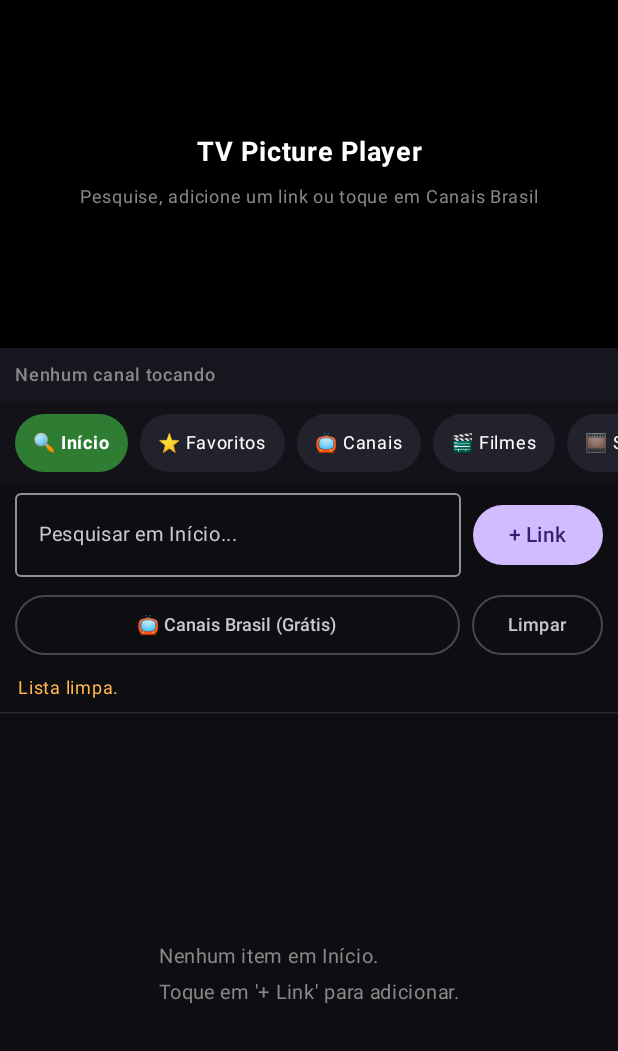
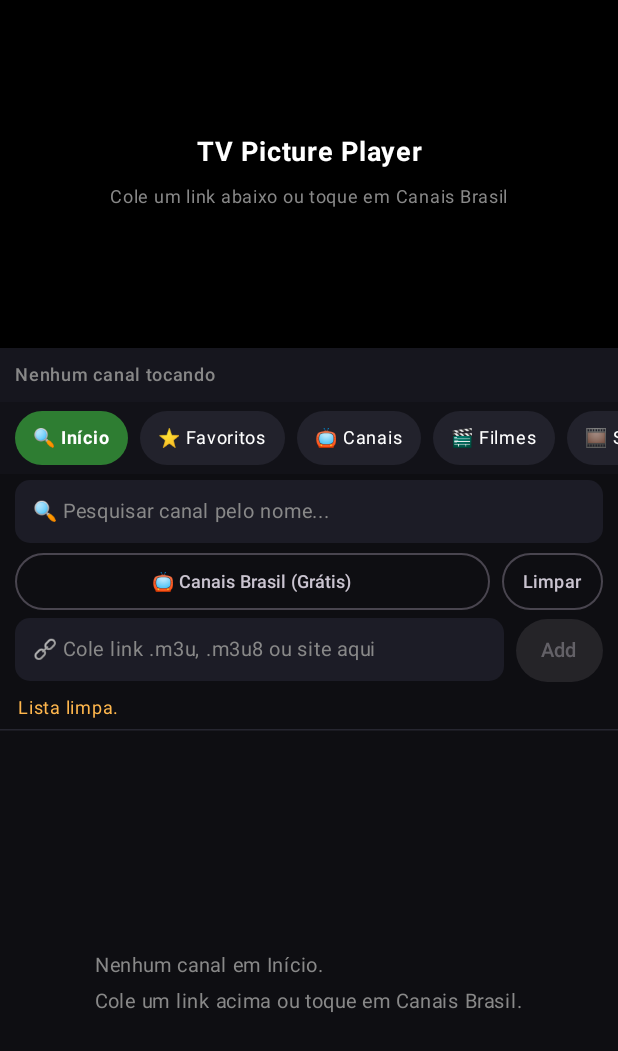
Before and after one commit to Cysarnujon/tv-canais-apk, an Android app built with Jetpack Compose: the screen it shows after launch (MainActivity), after a tap on "Limpar", on a phone screen of 412 x 824 dp. Shown: the top 1051 px of the screen. Run offline under Robolectric (Android 15) with nearby library versions, the phone set to English and light mode, and no system bars.

Commit message:
Update MainActivity.kt

```diff
--- a/app/src/main/java/com/tvcanais/app/MainActivity.kt
+++ b/app/src/main/java/com/tvcanais/app/MainActivity.kt
@@ -26,13 +26,16 @@ import androidx.compose.foundation.lazy.LazyColumn
 import androidx.compose.foundation.lazy.LazyRow
 import androidx.compose.foundation.lazy.items
 import androidx.compose.foundation.shape.RoundedCornerShape
+import androidx.compose.foundation.text.BasicTextField
 import androidx.compose.material3.*
 import androidx.compose.runtime.*
 import androidx.compose.ui.Alignment
 import androidx.compose.ui.Modifier
 import androidx.compose.ui.draw.clip
 import androidx.compose.ui.graphics.Color
+import androidx.compose.ui.graphics.SolidColor
 import androidx.compose.ui.platform.LocalContext
+import androidx.compose.ui.text.TextStyle
 import androidx.compose.ui.text.font.FontWeight
 import androidx.compose.ui.text.style.TextOverflow
 import androidx.compose.ui.unit.dp
@@ -138,10 +141,7 @@ fun TelaPrincipalTV(activity: MainActivity, isInPip: Boolean) {
 
     var abaAtual by remember { mutableStateOf(AbaCategoria.INICIO) }
     var textoPesquisa by remember { mutableStateOf("") }
-
-    var abrirDialogAdicionar by remember { mutableStateOf(false) }
     var linkDigitado by remember { mutableStateOf("") }
-    var categoriaNovoLink by remember { mutableStateOf(AbaCategoria.TV) }
 
     var canalParaMover by remember { mutableStateOf<Canal?>(null) }
 
@@ -167,6 +167,26 @@ fun TelaPrincipalTV(activity: MainActivity, isInPip: Boolean) {
     fun atualizarCanais(novaLista: List<Canal>) {
         listaCanais = novaLista
         salvarCanais(context, novaLista)
+    }
+
+    fun adicionarLinkDireto(urlRaw: String) {
+        val urlLimpa = urlRaw.trim()
+        if (urlLimpa.isBlank() || carregando) return
+        carregando = true
+        mensagemStatus = "Carregando link..."
+        scope.launch {
+            val novos = processarLink(urlLimpa)
+            atualizarCanais(novos + listaCanais)
+            if (novos.isNotEmpty()) {
+                canalAtual = novos.first()
+                mensagemStatus = if (novos.size > 1) "${novos.size} canais adicionados!" else "Canal adicionado!"
+            } else {
+                mensagemStatus = "Nenhum canal encontrado nesse link."
+            }
+            linkDigitado = ""
+            textoPesquisa = ""
+            carregando = false
+        }
     }
 
     BackHandler(enabled = telaCheia) {
@@ -210,7 +230,6 @@ fun TelaPrincipalTV(activity: MainActivity, isInPip: Boolean) {
         }
     }
 
-    // Filtra a lista de acordo com a aba selecionada e o texto de pesquisa
     val canaisFiltrados = remember(listaCanais, abaAtual, textoPesquisa) {
         val porAba = when (abaAtual) {
             AbaCategoria.INICIO -> listaCanais
@@ -228,7 +247,6 @@ fun TelaPrincipalTV(activity: MainActivity, isInPip: Boolean) {
         modifier = Modifier
             .fillMaxSize()
             .background(Color(0xFF0E0E12))
-            // Respeita a barra de relógio no topo e os 3 botões do Android embaixo!
             .then(
                 if (playerExpandido) Modifier
                 else Modifier
@@ -261,7 +279,7 @@ fun TelaPrincipalTV(activity: MainActivity, isInPip: Boolean) {
                     )
                     Spacer(modifier = Modifier.height(6.dp))
                     Text(
-                        text = "Pesquise, adicione um link ou toque em Canais Brasil",
+                        text = "Cole um link abaixo ou toque em Canais Brasil",
                         color = Color.Gray,
                         fontSize = 12.sp
                     )
@@ -360,7 +378,6 @@ fun TelaPrincipalTV(activity: MainActivity, isInPip: Boolean) {
                 )
             }
 
-            // Botão discreto de sair apenas quando está em Tela Cheia
             if (telaCheia && !isInPip) {
                 Box(
                     modifier = Modifier
@@ -376,7 +393,7 @@ fun TelaPrincipalTV(activity: MainActivity, isInPip: Boolean) {
         }
 
         if (!playerExpandido) {
-            // 2. BARRA DEDICADA DO PLAYER (PiP, Tela Cheia e Canal Atual - nunca tampada pela barra de status!)
+            // 2. BARRA DEDICADA DO PLAYER (PiP e Tela Cheia)
             Row(
                 modifier = Modifier
                     .fillMaxWidth()
@@ -417,12 +434,12 @@ fun TelaPrincipalTV(activity: MainActivity, isInPip: Boolean) {
                 }
             }
 
-            // 3. ABAS DE CATEGORIAS (Início, Favoritos, Canais, Filmes, Séries, Animes)
+            // 3. ABAS DE CATEGORIAS
             LazyRow(
                 modifier = Modifier
                     .fillMaxWidth()
                     .background(Color(0xFF121218))
-                    .padding(vertical = 8.dp),
+                    .padding(vertical = 6.dp),
                 contentPadding = PaddingValues(horizontal = 10.dp),
                 horizontalArrangement = Arrangement.spacedBy(8.dp)
             ) {
@@ -433,7 +450,7 @@ fun TelaPrincipalTV(activity: MainActivity, isInPip: Boolean) {
                             .clip(RoundedCornerShape(20.dp))
                             .background(if (selecionada) Color(0xFF2E7D32) else Color(0xFF22222C))
                             .clickable { abaAtual = aba }
-                            .padding(horizontal = 12.dp, vertical = 7.dp)
+                            .padding(horizontal = 12.dp, vertical = 6.dp)
                     ) {
                         Text(
                             text = "${aba.icone} ${aba.titulo}",
@@ -445,64 +462,60 @@ fun TelaPrincipalTV(activity: MainActivity, isInPip: Boolean) {
                 }
             }
 
-            // 4. BARRA DE PESQUISA + BOTÃO ADICIONAR LINK
-            Row(
+            // 4. BARRA DE PESQUISA COMPACTA
+            Column(
                 modifier = Modifier
                     .fillMaxWidth()
-                    .padding(horizontal = 10.dp, vertical = 6.dp),
+                    .padding(horizontal = 10.dp, vertical = 4.dp),
+                verticalArrangement = Arrangement.spacedBy(6.dp)
+            ) {
+                Row(
+                    modifier = Modifier.fillMaxWidth(),
                     verticalAlignment = Alignment.CenterVertically
                 ) {
-                OutlinedTextField(
-                    value = textoPesquisa,
-                    onValueChange = { textoPesquisa = it },
-                    placeholder = {
-                        Text(
-                            text = "Pesquisar em ${abaAtual.titulo}...",
-                            fontSize = 13.sp
-                        )
-                    },
-                    singleLine = true,
+                    CampoTextoCompacto(
+                        valor = textoPesquisa,
+                        aoMudar = { textoPesquisa = it },
+                        dica = "🔍 Pesquisar canal pelo nome...",
                         modifier = Modifier.weight(1f)
                     )
-                Spacer(modifier = Modifier.width(8.dp))
-                Button(
-                    onClick = {
-                        categoriaNovoLink = if (abaAtual == AbaCategoria.INICIO || abaAtual == AbaCategoria.FAVORITOS) {
-                            AbaCategoria.TV
-                        } else {
-                            abaAtual
-                        }
-                        abrirDialogAdicionar = true
-                    }
-                ) {
-                    Text("+ Link")
+                    if (textoPesquisa.isNotEmpty()) {
+                        Spacer(modifier = Modifier.width(6.dp))
+                        BotaoAcaoPlayer(texto = "✕") { textoPesquisa = "" }
                     }
                 }
 
-            // Botões rápidos na página inicial (Início)
+                // Se colou um link por engano na barra de pesquisa, oferece botão direto para adicionar
+                if (textoPesquisa.trim().startsWith("http", ignoreCase = true)) {
+                    Button(
+                        modifier = Modifier.fillMaxWidth().height(36.dp),
+                        contentPadding = PaddingValues(horizontal = 12.dp, vertical = 0.dp),
+                        onClick = { adicionarLinkDireto(textoPesquisa) }
+                    ) {
+                        Text("➕ Adicionar este link na lista", fontSize = 12.sp)
+                    }
+                }
+
+                // Na aba Início: Botões Canais Brasil (Grátis) / Limpar + Campo de colar link LOGO ABAIXO
                 if (abaAtual == AbaCategoria.INICIO) {
                     Row(
-                    modifier = Modifier
-                        .fillMaxWidth()
-                        .padding(horizontal = 10.dp, vertical = 2.dp),
+                        modifier = Modifier.fillMaxWidth(),
                         horizontalArrangement = Arrangement.spacedBy(8.dp)
                     ) {
                         OutlinedButton(
                             enabled = !carregando,
-                        modifier = Modifier.weight(1f),
+                            modifier = Modifier.weight(1f).height(38.dp),
+                            contentPadding = PaddingValues(horizontal = 10.dp, vertical = 0.dp),
                             onClick = {
                                 carregando = true
                                 mensagemStatus = "Baixando canais abertos do Brasil..."
                                 scope.launch {
-                                val canaisBr = processarLink(
-                                    url = "https://iptv-org.github.io/iptv/countries/br.m3u",
-                                    categoriaPadrao = AbaCategoria.TV,
-                                    autoCategorizar = true
-                                )
+                                    val canaisBr = processarLink("https://iptv-org.github.io/iptv/countries/br.m3u")
                                     if (canaisBr.size > 1) {
                                         atualizarCanais(canaisBr + listaCanais)
                                         canalAtual = canaisBr.first()
-                                    mensagemStatus = "${canaisBr.size} canais adicionados!"
+                                        textoPesquisa = ""
+                                        mensagemStatus = "${canaisBr.size} canais carregados!"
                                     } else {
                                         mensagemStatus = "Erro ao baixar lista agora."
                                     }
@@ -517,13 +530,39 @@ fun TelaPrincipalTV(activity: MainActivity, isInPip: Boolean) {
                         }
 
                         OutlinedButton(
+                            modifier = Modifier.height(38.dp),
+                            contentPadding = PaddingValues(horizontal = 14.dp, vertical = 0.dp),
                             onClick = {
                                 atualizarCanais(emptyList())
                                 canalAtual = null
+                                textoPesquisa = ""
                                 mensagemStatus = "Lista limpa."
                             }
                         ) {
                             Text("Limpar", fontSize = 12.sp)
+                        }
+                    }
+
+                    // CAMPO PARA COLAR LINK LOGO ABAIXO DE CANAIS BRASIL GRÁTIS (SEM POPUP)
+                    Row(
+                        modifier = Modifier.fillMaxWidth(),
+                        verticalAlignment = Alignment.CenterVertically
+                    ) {
+                        CampoTextoCompacto(
+                            valor = linkDigitado,
+                            aoMudar = { linkDigitado = it },
+                            dica = "🔗 Cole link .m3u, .m3u8 ou site aqui",
+                            modifier = Modifier.weight(1f)
+                        )
+                        Spacer(modifier = Modifier.width(8.dp))
+                        Button(
+                            enabled = !carregando && linkDigitado.isNotBlank(),
+                            modifier = Modifier.height(42.dp),
+                            contentPadding = PaddingValues(horizontal = 16.dp, vertical = 0.dp),
+                            onClick = { adicionarLinkDireto(linkDigitado) }
+                        ) {
+                            Text(if (carregando) "..." else "Add", fontSize = 13.sp)
+                        }
                     }
                 }
             }
@@ -533,13 +572,13 @@ fun TelaPrincipalTV(activity: MainActivity, isInPip: Boolean) {
                     text = mensagemStatus!!,
                     color = Color(0xFFFFB74D),
                     fontSize = 12.sp,
-                    modifier = Modifier.padding(horizontal = 12.dp, vertical = 4.dp)
+                    modifier = Modifier.padding(horizontal = 12.dp, vertical = 2.dp)
                 )
             }
 
             HorizontalDivider(color = Color(0xFF262630))
 
-            // 5. LISTA ROLÁVEL (LIMITADA ACIMA DOS 3 BOTÕES DO ANDROID)
+            // 5. LISTA ROLÁVEL DOS CANAIS
             if (canaisFiltrados.isEmpty()) {
                 Box(
                     modifier = Modifier
@@ -549,9 +588,9 @@ fun TelaPrincipalTV(activity: MainActivity, isInPip: Boolean) {
                 ) {
                     Text(
                         text = if (textoPesquisa.isNotBlank()) {
-                            "Nenhum resultado para \"$textoPesquisa\""
+                            "Nenhum canal encontrado para \"$textoPesquisa\""
                         } else {
-                            "Nenhum item em ${abaAtual.titulo}.\nToque em '+ Link' para adicionar."
+                            "Nenhum canal em ${abaAtual.titulo}.\nCole um link acima ou toque em Canais Brasil."
                         },
                         color = Color.Gray,
                         fontSize = 13.sp
@@ -610,7 +649,6 @@ fun TelaPrincipalTV(activity: MainActivity, isInPip: Boolean) {
                                 )
                             }
 
-                            // Botão Favorito (Estrela)
                             Text(
                                 text = if (canal.favorito) "⭐" else "☆",
                                 color = if (canal.favorito) Color(0xFFFFD54F) else Color.Gray,
@@ -625,7 +663,6 @@ fun TelaPrincipalTV(activity: MainActivity, isInPip: Boolean) {
                                     .padding(horizontal = 6.dp, vertical = 4.dp)
                             )
 
-                            // Botão Mover para outra aba
                             Text(
                                 text = "⇄",
                                 color = Color(0xFF64B5F6),
@@ -636,7 +673,6 @@ fun TelaPrincipalTV(activity: MainActivity, isInPip: Boolean) {
                                     .padding(horizontal = 6.dp, vertical = 4.dp)
                             )
 
-                            // Botão Remover
                             Text(
                                 text = "✕",
                                 color = Color.Gray,
@@ -654,80 +690,7 @@ fun TelaPrincipalTV(activity: MainActivity, isInPip: Boolean) {
         }
     }
 
-    // POPUP: ADICIONAR NOVO LINK E ESCOLHER ABA
-    if (abrirDialogAdicionar) {
-        AlertDialog(
-            onDismissRequest = { abrirDialogAdicionar = false },
-            title = { Text("Adicionar Link ou Lista") },
-            text = {
-                Column {
-                    OutlinedTextField(
-                        value = linkDigitado,
-                        onValueChange = { linkDigitado = it },
-                        placeholder = { Text("Cole link .m3u, .m3u8 ou site") },
-                        singleLine = true,
-                        modifier = Modifier.fillMaxWidth()
-                    )
-                    Spacer(modifier = Modifier.height(12.dp))
-                    Text("Salvar em qual aba?", fontSize = 13.sp, color = Color.LightGray)
-                    Spacer(modifier = Modifier.height(8.dp))
-
-                    val destinos = listOf(AbaCategoria.TV, AbaCategoria.FILMES, AbaCategoria.SERIES, AbaCategoria.ANIMES)
-                    LazyRow(horizontalArrangement = Arrangement.spacedBy(6.dp)) {
-                        items(destinos) { dest ->
-                            val selecionado = dest == categoriaNovoLink
-                            Box(
-                                modifier = Modifier
-                                    .clip(RoundedCornerShape(16.dp))
-                                    .background(if (selecionado) Color(0xFF2E7D32) else Color(0xFF2C2C38))
-                                    .clickable { categoriaNovoLink = dest }
-                                    .padding(horizontal = 10.dp, vertical = 6.dp)
-                            ) {
-                                Text(
-                                    text = "${dest.icone} ${dest.titulo}",
-                                    color = Color.White,
-                                    fontSize = 12.sp
-                                )
-                            }
-                        }
-                    }
-                }
-            },
-            confirmButton = {
-                Button(
-                    enabled = !carregando && linkDigitado.isNotBlank(),
-                    onClick = {
-                        val urlLimpa = linkDigitado.trim()
-                        val destino = categoriaNovoLink
-                        abrirDialogAdicionar = false
-                        carregando = true
-                        scope.launch {
-                            val novos = processarLink(
-                                url = urlLimpa,
-                                categoriaPadrao = destino,
-                                autoCategorizar = false
-                            )
-                            atualizarCanais(novos + listaCanais)
-                            if (novos.isNotEmpty()) {
-                                canalAtual = novos.first()
-                            }
-                            linkDigitado = ""
-                            carregando = false
-                        }
-                    }
-                ) {
-                    Text("Adicionar")
-                }
-            },
-            dismissButton = {
-                TextButton(onClick = { abrirDialogAdicionar = false }) {
-                    Text("Cancelar")
-                }
-            }
-        )
-    }
-
-    // POPUP: MOVER CANAL PARA OUTRA ABA
+    // POPUP PARA MOVER CANAL PARA OUTRA ABA (QUANDO TOCAR NO BOTÃO ⇄)
     val movendo = canalParaMover
     if (movendo != null) {
         val destinos = listOf(AbaCategoria.TV, AbaCategoria.FILMES, AbaCategoria.SERIES, AbaCategoria.ANIMES)
@@ -777,6 +740,41 @@ fun TelaPrincipalTV(activity: MainActivity, isInPip: Boolean) {
                     Text("Fechar")
                 }
             }
+        )
+    }
+}
+
+@Composable
+fun CampoTextoCompacto(
+    valor: String,
+    aoMudar: (String) -> Unit,
+    dica: String,
+    modifier: Modifier = Modifier
+) {
+    Box(
+        modifier = modifier
+            .height(42.dp)
+            .clip(RoundedCornerShape(10.dp))
+            .background(Color(0xFF1C1C26))
+            .padding(horizontal = 12.dp),
+        contentAlignment = Alignment.CenterStart
+    ) {
+        if (valor.isEmpty()) {
+            Text(
+                text = dica,
+                color = Color.Gray,
+                fontSize = 13.sp,
+                maxLines = 1,
+                overflow = TextOverflow.Ellipsis
+            )
+        }
+        BasicTextField(
+            value = valor,
+            onValueChange = aoMudar,
+            singleLine = true,
+            textStyle = TextStyle(color = Color.White, fontSize = 13.sp),
+            cursorBrush = SolidColor(Color(0xFF66BB6A)),
+            modifier = Modifier.fillMaxWidth()
         )
     }
 }
@@ -839,11 +837,7 @@ fun carregarCanaisSalvos(context: Context): List<Canal> {
     }
 }
 
-suspend fun processarLink(
-    url: String,
-    categoriaPadrao: AbaCategoria,
-    autoCategorizar: Boolean
-): List<Canal> = withContext(Dispatchers.IO) {
+suspend fun processarLink(url: String): List<Canal> = withContext(Dispatchers.IO) {
     try {
         val conexao = URL(url).openConnection().apply {
             connectTimeout = 8000
@@ -860,30 +854,18 @@ suspend fun processarLink(
         if (ehListaDeCanais) {
             val canaisEncontrados = mutableListOf<Canal>()
             var nomeTemporario = "Canal"
-            var catTemporaria = categoriaPadrao
 
             for (linha in conteudo.lines()) {
                 val l = linha.trim()
                 if (l.startsWith("#EXTINF")) {
                     nomeTemporario = l.substringAfterLast(",", "Canal").trim()
-                    if (autoCategorizar) {
-                        val lower = l.lowercase()
-                        catTemporaria = when {
-                            lower.contains("anime") -> AbaCategoria.ANIMES
-                            lower.contains("serie") || lower.contains("série") -> AbaCategoria.SERIES
-                            lower.contains("movie") || lower.contains("filme") || lower.contains("cine") -> AbaCategoria.FILMES
-                            else -> categoriaPadrao
-                        }
-                    } else {
-                        catTemporaria = categoriaPadrao
-                    }
                 } else if (l.startsWith("http")) {
                     canaisEncontrados.add(
                         Canal(
                             nome = nomeTemporario,
                             url = l,
                             isWebSite = false,
-                            categoria = catTemporaria
+                            categoria = AbaCategoria.TV
                         )
                     )
                 }
@@ -901,7 +883,7 @@ suspend fun processarLink(
                 nome = url.removePrefix("https://").removePrefix("http://").take(35),
                 url = url,
                 isWebSite = !ehStream,
-                categoria = categoriaPadrao
+                categoria = AbaCategoria.TV
             )
         )
     } catch (e: Exception) {
@@ -913,7 +895,7 @@ suspend fun processarLink(
                 nome = url.removePrefix("https://").removePrefix("http://").take(35),
                 url = url,
                 isWebSite = !ehVideo,
-                categoria = categoriaPadrao
+                categoria = AbaCategoria.TV
             )
         )
     }
```
Lines whose indentation alone changed are shown as unchanged.
